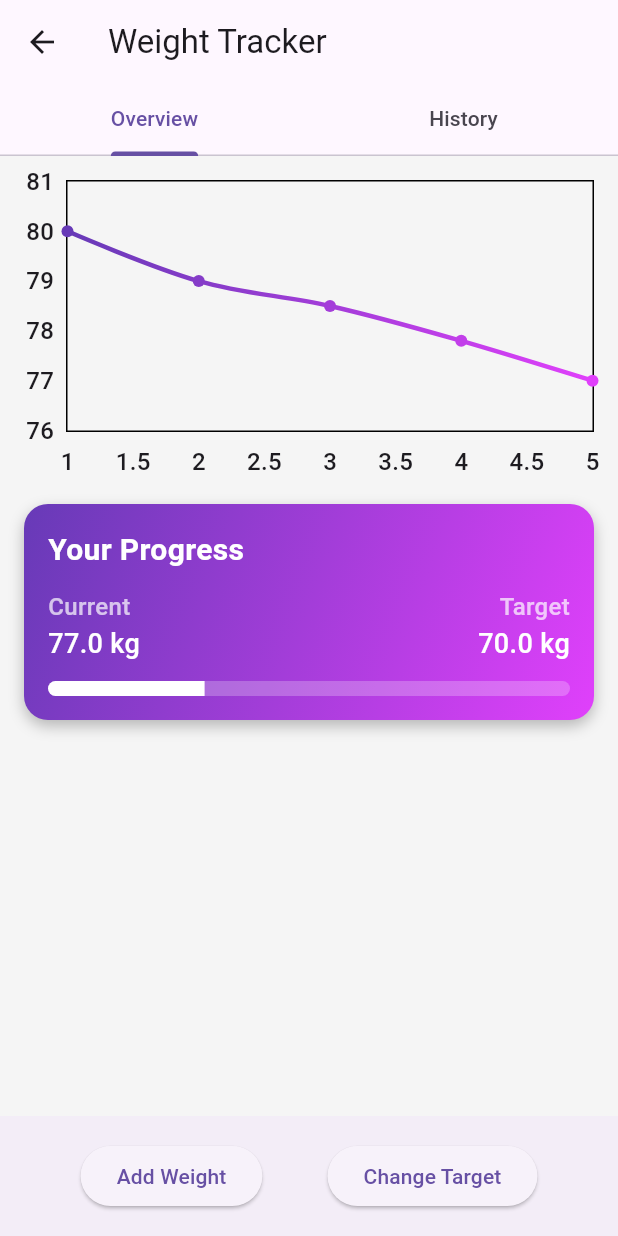
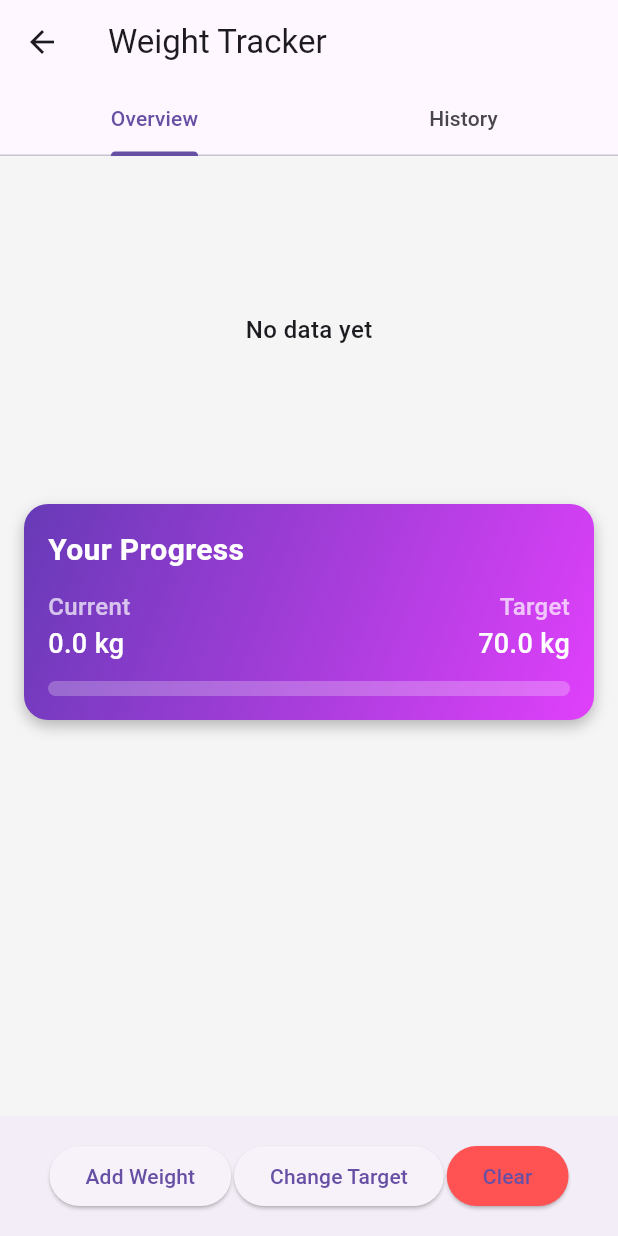
Before and after one commit to ReykarKoisa/SoftEngProject, a Flutter app: the screen it shows after launch, after a tap on "Get Started", after a tap on "View Your Progress", on a phone screen of 412 x 824 dp. Run offline on Flutter 3.47's test engine with Material 3 defaults, Android fonts, the phone set to English and light mode, and no system bars; drawn by our look-alikes of fl_chart; our stand-ins replace shared_preferences.

Commit message:
added backend and clear button to tracker

```diff
--- a/soft_eng_code/lib/weight_tracker.dart
+++ b/soft_eng_code/lib/weight_tracker.dart
@@ -33,16 +33,21 @@ class _WeightTrackerState extends State<WeightTracker> {
       }).toList();
 
       if (weightEntries.isEmpty) {
-        weightEntries = [
-          WeightEntry(day: 1, weight: 80),
-          WeightEntry(day: 2, weight: 79),
-          WeightEntry(day: 3, weight: 78.5),
-          WeightEntry(day: 4, weight: 77.8),
-          WeightEntry(day: 5, weight: 77),
-        ];
+        weightEntries = [];
       }
 
       targetWeight = prefs.getDouble('targetWeight') ?? 70;
+    });
+  }
+
+  Future<void> _clearData() async {
+    final prefs = await SharedPreferences.getInstance();
+    await prefs.remove('weights');
+    await prefs.remove('targetWeight');
+
+    setState(() {
+      weightEntries = [];  // Empty list — no pre-existing data
+      targetWeight = 70;   // Or any default target you want
     });
   }
 
@@ -92,10 +97,16 @@ class _WeightTrackerState extends State<WeightTracker> {
   }
 
   Widget _buildChart() {
-    if (weightEntries.isEmpty) return const Text("No data to display.");
+    if (weightEntries.isEmpty) {
+      // Return a placeholder widget or empty chart
+      return Center(child: Text("No data yet"));
+    }
     List<FlSpot> spots = weightEntries
         .map((e) => FlSpot(e.day.toDouble(), e.weight))
         .toList();
+
+    double minY = weightEntries.map((e) => e.weight).reduce((a, b) => a < b ? a : b) - 1;
+    double maxY = weightEntries.map((e) => e.weight).reduce((a, b) => a > b ? a : b) + 1;
 
     return LineChart(
       LineChartData(
@@ -214,13 +225,18 @@ class _WeightTrackerState extends State<WeightTracker> {
                         const SizedBox(height: 12),
                         ClipRRect(
                           borderRadius: BorderRadius.circular(8),
-                          child: LinearProgressIndicator(
+                          child: weightEntries.isNotEmpty
+                              ? LinearProgressIndicator(
                             minHeight: 10,
                             value: ((weightEntries.first.weight - currentWeight) /
                                 (weightEntries.first.weight - targetWeight))
                                 .clamp(0.0, 1.0),
                             backgroundColor: Colors.white24,
                             valueColor: AlwaysStoppedAnimation<Color>(Colors.white),
+                          )
+                              : Container(
+                            height: 10,
+                            color: Colors.white24,
                           ),
                         ),
                       ],
@@ -256,6 +272,13 @@ class _WeightTrackerState extends State<WeightTracker> {
                   onPressed: () => _showInputDialog("Change Target Weight", _changeTargetWeight),
                   child: Text("Change Target"),
                 ),
+                ElevatedButton(
+                  style: ElevatedButton.styleFrom(
+                    backgroundColor: Colors.redAccent,
+                  ),
+                  onPressed: _clearData,
+                  child: Text("Clear"),
+                ),
               ],
             ),
           ),
```
